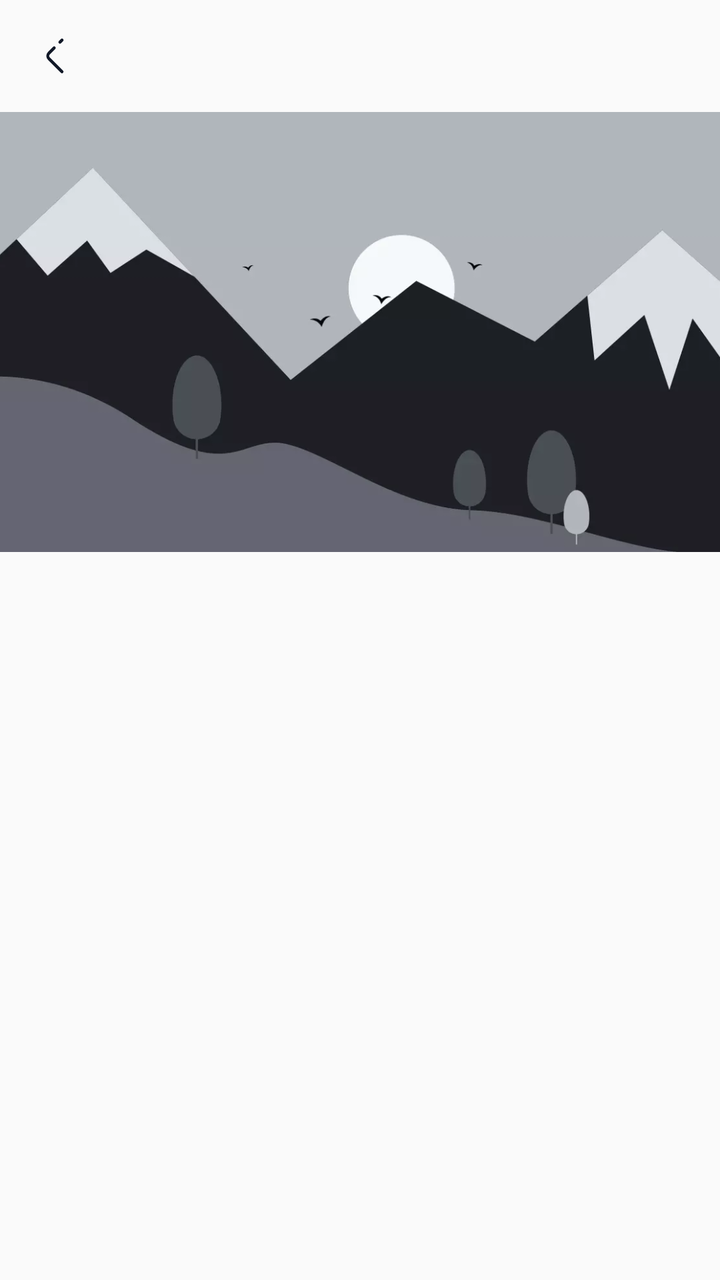
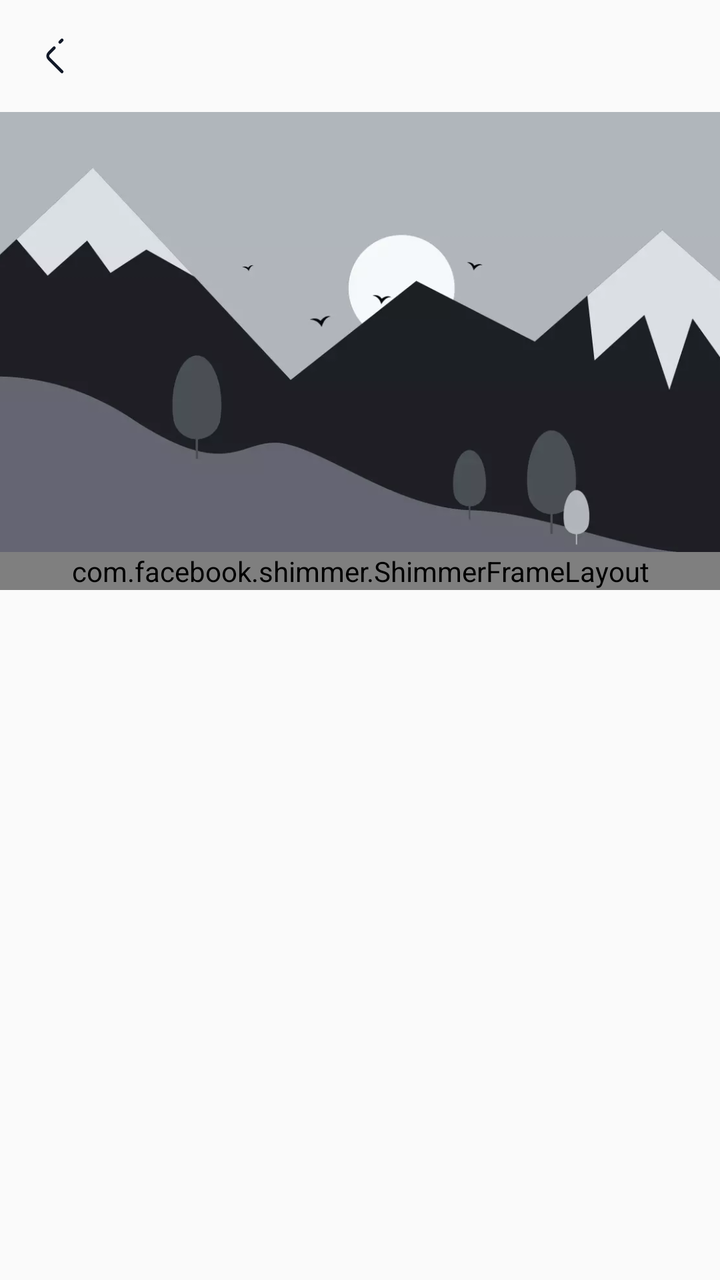

Two renders of the same Android screen: before a commit and after it. Below are the layout's source before the change and the commit's diff.
<!-- AndroidManifest.xml: application theme AppTheme -->
<!-- res/layout/activity_blog_post.xml -->
<?xml version="1.0" encoding="utf-8"?>
<RelativeLayout
    xmlns:android="http://schemas.android.com/apk/res/android"
    xmlns:app="http://schemas.android.com/apk/res-auto"
    android:layout_width="match_parent"
    android:layout_height="match_parent"
    android:fitsSystemWindows="true"
    android:background="?ns_bg">

    
    <com.google.android.material.appbar.MaterialToolbar
        android:id="@+id/toolbar"
        android:layout_width="match_parent"
        android:layout_height="?attr/actionBarSize"
        android:layout_alignParentTop="true"
        android:background="?ns_bg"
        android:elevation="0dp"
        app:navigationIcon="@drawable/ic_arrow_left"
        app:navigationIconTint="?ns_icon_color"
        app:titleTextColor="?ns_title" />

    
    <LinearLayout
        android:id="@+id/ll_adView"
        android:layout_width="match_parent"
        android:layout_height="wrap_content"
        android:layout_alignParentBottom="true"
        android:background="?ns_bg"
        android:orientation="vertical" />

    
    <androidx.core.widget.NestedScrollView
        android:id="@+id/nsv_blog"
        android:layout_width="match_parent"
        android:layout_height="match_parent"
        android:layout_below="@id/toolbar"
        android:layout_above="@id/ll_adView">

        <LinearLayout
            android:layout_width="match_parent"
            android:layout_height="wrap_content"
            android:orientation="vertical">

            
            <ImageView
                android:id="@+id/iv_blog_cover"
                android:layout_width="match_parent"
                android:layout_height="@dimen/_220sdp"
                android:scaleType="centerCrop"
                android:src="@drawable/material_design_default" />

            
            <ProgressBar
                android:id="@+id/pb_blog"
                android:layout_width="wrap_content"
                android:layout_height="wrap_content"
                android:layout_gravity="center_horizontal"
                android:layout_marginTop="@dimen/_40sdp"
                android:visibility="visible" />

            
            <LinearLayout
                android:id="@+id/ll_blog_content"
                android:layout_width="match_parent"
                android:layout_height="wrap_content"
                android:orientation="vertical"
                android:padding="@dimen/_16sdp"
                android:visibility="gone">

                
                <LinearLayout
                    android:layout_width="match_parent"
                    android:layout_height="wrap_content"
                    android:orientation="horizontal"
                    android:gravity="center_vertical"
                    android:layout_marginBottom="@dimen/_8sdp">

                    <TextView
                        android:id="@+id/tv_category"
                        android:layout_width="wrap_content"
                        android:layout_height="wrap_content"
                        android:background="@drawable/bg_category_pill"
                        android:paddingStart="@dimen/_10sdp"
                        android:paddingEnd="@dimen/_10sdp"
                        android:paddingTop="@dimen/_3sdp"
                        android:paddingBottom="@dimen/_3sdp"
                        android:text="Category"
                        android:textColor="@color/white"
                        android:textSize="@dimen/_10ssp"
                        android:textStyle="bold" />

                    <View
                        android:layout_width="0dp"
                        android:layout_height="0dp"
                        android:layout_weight="1" />

                    <TextView
                        android:id="@+id/tv_read_time"
                        android:layout_width="wrap_content"
                        android:layout_height="wrap_content"
                        android:text="3 min read"
                        android:textColor="?ns_title_sub"
                        android:textSize="@dimen/_10ssp" />
                </LinearLayout>

                
                <TextView
                    android:id="@+id/tv_title"
                    android:layout_width="match_parent"
                    android:layout_height="wrap_content"
                    android:text="Blog Title"
                    android:textColor="?ns_title"
                    android:textSize="@dimen/_18ssp"
                    android:textStyle="bold"
                    android:layout_marginBottom="@dimen/_8sdp" />

                
                <LinearLayout
                    android:layout_width="match_parent"
                    android:layout_height="wrap_content"
                    android:orientation="horizontal"
                    android:gravity="center_vertical"
                    android:layout_marginBottom="@dimen/_12sdp">

                    <TextView
                        android:id="@+id/tv_author"
                        android:layout_width="0dp"
                        android:layout_height="wrap_content"
                        android:layout_weight="1"
                        android:text="By Author"
                        android:textColor="?ns_title_sub"
                        android:textSize="@dimen/_11ssp" />

                    <TextView
                        android:id="@+id/tv_views"
                        android:layout_width="wrap_content"
                        android:layout_height="wrap_content"
                        android:text="0 views"
                        android:textColor="?ns_title_sub"
                        android:textSize="@dimen/_11ssp" />
                </LinearLayout>

                
                <android.webkit.WebView
                    android:id="@+id/wv_content"
                    android:layout_width="match_parent"
                    android:layout_height="wrap_content" />

                
                <com.google.android.material.chip.ChipGroup
                    android:id="@+id/cg_tags"
                    android:layout_width="match_parent"
                    android:layout_height="wrap_content"
                    android:layout_marginTop="@dimen/_12sdp"
                    app:chipSpacingHorizontal="@dimen/_4sdp" />

                
                <LinearLayout
                    android:layout_width="match_parent"
                    android:layout_height="wrap_content"
                    android:orientation="horizontal"
                    android:gravity="end"
                    android:layout_marginTop="@dimen/_16sdp"
                    android:layout_marginBottom="@dimen/_16sdp">

                    <com.google.android.material.button.MaterialButton
                        android:id="@+id/btn_save"
                        style="@style/Widget.MaterialComponents.Button.OutlinedButton"
                        android:layout_width="wrap_content"
                        android:layout_height="wrap_content"
                        android:layout_marginEnd="@dimen/_8sdp"
                        android:text="@string/save"
                        android:textSize="@dimen/_11ssp" />

                    <com.google.android.material.button.MaterialButton
                        android:id="@+id/btn_share"
                        android:layout_width="wrap_content"
                        android:layout_height="wrap_content"
                        android:text="@string/share"
                        android:textSize="@dimen/_11ssp" />
                </LinearLayout>

                
                <TextView
                    android:layout_width="match_parent"
                    android:layout_height="wrap_content"
                    android:text="@string/comments"
                    android:textColor="?ns_title"
                    android:textSize="@dimen/_14ssp"
                    android:textStyle="bold"
                    android:layout_marginBottom="@dimen/_8sdp" />

                
                <com.google.android.material.textfield.TextInputLayout
                    android:id="@+id/til_comment_name"
                    style="@style/Widget.MaterialComponents.TextInputLayout.OutlinedBox"
                    android:layout_width="match_parent"
                    android:layout_height="wrap_content"
                    android:hint="@string/your_name"
                    android:layout_marginBottom="@dimen/_6sdp">
                    <com.google.android.material.textfield.TextInputEditText
                        android:id="@+id/et_comment_name"
                        android:layout_width="match_parent"
                        android:layout_height="wrap_content"
                        android:inputType="textPersonName"
                        android:textSize="@dimen/_12ssp" />
                </com.google.android.material.textfield.TextInputLayout>

                
                <com.google.android.material.textfield.TextInputLayout
                    android:id="@+id/til_comment_body"
                    style="@style/Widget.MaterialComponents.TextInputLayout.OutlinedBox"
                    android:layout_width="match_parent"
                    android:layout_height="wrap_content"
                    android:hint="@string/write_comment"
                    android:layout_marginBottom="@dimen/_8sdp">
                    <com.google.android.material.textfield.TextInputEditText
                        android:id="@+id/et_comment_body"
                        android:layout_width="match_parent"
                        android:layout_height="wrap_content"
                        android:inputType="textMultiLine"
                        android:minLines="3"
                        android:textSize="@dimen/_12ssp" />
                </com.google.android.material.textfield.TextInputLayout>

                <com.google.android.material.button.MaterialButton
                    android:id="@+id/btn_submit_comment"
                    android:layout_width="match_parent"
                    android:layout_height="wrap_content"
                    android:text="@string/submit_comment"
                    android:layout_marginBottom="@dimen/_12sdp" />

                
                <ProgressBar
                    android:id="@+id/pb_comments"
                    android:layout_width="wrap_content"
                    android:layout_height="wrap_content"
                    android:layout_gravity="center_horizontal"
                    android:visibility="gone" />

                <androidx.recyclerview.widget.RecyclerView
                    android:id="@+id/rv_comments"
                    android:layout_width="match_parent"
                    android:layout_height="wrap_content"
                    android:nestedScrollingEnabled="false" />

                
                <TextView
                    android:id="@+id/tv_related_title"
                    android:layout_width="match_parent"
                    android:layout_height="wrap_content"
                    android:text="@string/related_posts"
                    android:textColor="?ns_title"
                    android:textSize="@dimen/_14ssp"
                    android:textStyle="bold"
                    android:layout_marginTop="@dimen/_16sdp"
                    android:layout_marginBottom="@dimen/_8sdp"
                    android:visibility="gone" />

                <androidx.recyclerview.widget.RecyclerView
                    android:id="@+id/rv_related"
                    android:layout_width="match_parent"
                    android:layout_height="wrap_content"
                    android:nestedScrollingEnabled="false"
                    android:layout_marginBottom="@dimen/_16sdp" />

            </LinearLayout>
        </LinearLayout>
    </androidx.core.widget.NestedScrollView>

</RelativeLayout>
<!-- resources referenced by this layout -->
<resources>
  <color name="white">#FFFFFFFF</color>
  <dimen name="_10sdp">10dp</dimen>
  <dimen name="_10ssp">10sp</dimen>
  <dimen name="_11ssp">11sp</dimen>
  <dimen name="_12sdp">12dp</dimen>
  <dimen name="_12ssp">12sp</dimen>
  <dimen name="_14ssp">14sp</dimen>
  <dimen name="_16sdp">16dp</dimen>
  <dimen name="_18ssp">18sp</dimen>
  <dimen name="_220sdp">220dp</dimen>
  <dimen name="_3sdp">3dp</dimen>
  <dimen name="_40sdp">40dp</dimen>
  <dimen name="_4sdp">4dp</dimen>
  <dimen name="_6sdp">6dp</dimen>
  <dimen name="_8sdp">8dp</dimen>
  <!-- drawable bg_category_pill (drawable) -->
  <?xml version="1.0" encoding="utf-8"?>
  <shape xmlns:android="http://schemas.android.com/apk/res/android"
      android:shape="rectangle">
      <solid android:color="@color/ns_classic_primary" />
      <corners android:radius="20dp" />
  </shape>
  <!-- drawable ic_arrow_left (drawable) -->
  <?xml version="1.0" encoding="utf-8"?>
  <vector xmlns:android="http://schemas.android.com/apk/res/android"
      android:width="@dimen/_24sdp"
      android:height="@dimen/_24sdp"
      android:viewportWidth="24"
      android:viewportHeight="24">
    <path
        android:pathData="M11.1,7.94L8.48,10.56C7.71,11.33 7.71,12.59 8.48,13.36L15,19.87"
        android:strokeLineJoin="round"
        android:strokeWidth="1.5"
        android:fillColor="#00000000"
        android:strokeColor="#292D32"
        android:strokeLineCap="round"/>
    <path
        android:pathData="M15,4.04L13.96,5.08"
        android:strokeLineJoin="round"
        android:strokeWidth="1.5"
        android:fillColor="#00000000"
        android:strokeColor="#292D32"
        android:strokeLineCap="round"/>
  </vector>
  <string name="comments">Comments</string>
  <string name="related_posts">Related Posts</string>
  <string name="save">Save</string>
  <string name="share">Share</string>
  <string name="submit_comment">Submit Comment</string>
  <string name="write_comment">Write a comment…</string>
  <string name="your_name">Your name</string>
  <color name="ns_classic_primary">#1565C0</color>
  <dimen name="_24sdp">24dp</dimen>
  <color name="ethio_red_dark">#0D47A1</color>
  <color name="ns_classic_bg">#FAFAFA</color>
  <color name="ns_classic_body_dark">#000000</color>
  <color name="ns_classic_primary_sub">#261565C0</color>
  <color name="ns_classic_bg_sub">#F0F4FA</color>
  <color name="ns_classic_title">#111827</color>
  <color name="ns_classic_title_sub">#6B7280</color>
  <color name="ns_classic_border">#1A1565C0</color>
  <!-- unchanged entries left out for length: 2 -->
</resources>

<!-- the commit's change to res/layout/activity_blog_post.xml (unified diff, before → after) -->
@@ -50,13 +50,16 @@
                 android:src="@drawable/material_design_default" />
 
             
-            <ProgressBar
-                android:id="@+id/pb_blog"
-                android:layout_width="wrap_content"
+            <com.facebook.shimmer.ShimmerFrameLayout
+                android:id="@+id/shimmer_blog_detail"
+                android:layout_width="match_parent"
                 android:layout_height="wrap_content"
-                android:layout_gravity="center_horizontal"
-                android:layout_marginTop="@dimen/_40sdp"
-                android:visibility="visible" />
+                app:shimmer_duration="1000"
+                app:shimmer_auto_start="true">
+
+                <include layout="@layout/skeleton_blog_detail" />
+
+            </com.facebook.shimmer.ShimmerFrameLayout>
 
             
             <LinearLayout
@@ -269,3 +272,128 @@
     </androidx.core.widget.NestedScrollView>
 
 </RelativeLayout>
+<!-- res/layout/skeleton_blog_detail.xml (included above) -->
+<?xml version="1.0" encoding="utf-8"?>
+<LinearLayout xmlns:android="http://schemas.android.com/apk/res/android"
+    android:layout_width="match_parent"
+    android:layout_height="wrap_content"
+    android:orientation="vertical">
+
+    
+    <View
+        android:layout_width="match_parent"
+        android:layout_height="@dimen/_220sdp"
+        android:background="@color/skeleton_bone" />
+
+    <LinearLayout
+        android:layout_width="match_parent"
+        android:layout_height="wrap_content"
+        android:orientation="vertical"
+        android:padding="@dimen/_16sdp">
+
+        
+        <LinearLayout
+            android:layout_width="match_parent"
+            android:layout_height="wrap_content"
+            android:orientation="horizontal"
+            android:gravity="center_vertical"
+            android:layout_marginBottom="@dimen/_8sdp">
+
+            <View
+                android:layout_width="@dimen/_80sdp"
+                android:layout_height="@dimen/_20sdp"
+                android:background="@drawable/skeleton_pill" />
+
+            <View
+                android:layout_width="0dp"
+                android:layout_height="0dp"
+                android:layout_weight="1" />
+
+            <View
+                android:layout_width="@dimen/_60sdp"
+                android:layout_height="@dimen/_12sdp"
+                android:background="@color/skeleton_bone" />
+        </LinearLayout>
+
+        
+        <View
+            android:layout_width="match_parent"
+            android:layout_height="@dimen/_18sdp"
+            android:layout_marginBottom="@dimen/_6sdp"
+            android:background="@color/skeleton_bone" />
+
+        
+        <View
+            android:layout_width="@dimen/_200sdp"
+            android:layout_height="@dimen/_18sdp"
+            android:layout_marginBottom="@dimen/_12sdp"
+            android:background="@color/skeleton_bone" />
+
+        
+        <LinearLayout
+            android:layout_width="match_parent"
+            android:layout_height="wrap_content"
+            android:orientation="horizontal"
+            android:layout_marginBottom="@dimen/_12sdp">
+
+            <View
+                android:layout_width="@dimen/_100sdp"
+                android:layout_height="@dimen/_12sdp"
+                android:background="@color/skeleton_bone" />
+
+            <View
+                android:layout_width="0dp"
+                android:layout_height="0dp"
+                android:layout_weight="1" />
+
+            <View
+                android:layout_width="@dimen/_60sdp"
+                android:layout_height="@dimen/_12sdp"
+                android:background="@color/skeleton_bone" />
+        </LinearLayout>
+
+        
+        <View
+            android:layout_width="match_parent"
+            android:layout_height="@dimen/_12sdp"
+            android:layout_marginBottom="@dimen/_8sdp"
+            android:background="@color/skeleton_bone" />
+
+        <View
+            android:layout_width="match_parent"
+            android:layout_height="@dimen/_12sdp"
+            android:layout_marginBottom="@dimen/_8sdp"
+            android:background="@color/skeleton_bone" />
+
+        <View
+            android:layout_width="@dimen/_235sdp"
+            android:layout_height="@dimen/_12sdp"
+            android:layout_marginBottom="@dimen/_8sdp"
+            android:background="@color/skeleton_bone" />
+
+        <View
+            android:layout_width="match_parent"
+            android:layout_height="@dimen/_12sdp"
+            android:layout_marginBottom="@dimen/_8sdp"
+            android:background="@color/skeleton_bone" />
+
+        <View
+            android:layout_width="@dimen/_220sdp"
+            android:layout_height="@dimen/_12sdp"
+            android:layout_marginBottom="@dimen/_8sdp"
+            android:background="@color/skeleton_bone" />
+
+        <View
+            android:layout_width="match_parent"
+            android:layout_height="@dimen/_12sdp"
+            android:layout_marginBottom="@dimen/_8sdp"
+            android:background="@color/skeleton_bone" />
+
+        <View
+            android:layout_width="@dimen/_170sdp"
+            android:layout_height="@dimen/_12sdp"
+            android:background="@color/skeleton_bone" />
+
+    </LinearLayout>
+
+</LinearLayout>
<!-- resource entries referenced after the edit -->
@@ -1,6 +1,8 @@
 <!-- resources referenced by this layout -->
 <resources>
+  <color name="skeleton_bone">#E0E0E0</color>
   <color name="white">#FFFFFFFF</color>
+  <dimen name="_100sdp">100dp</dimen>
   <dimen name="_10sdp">10dp</dimen>
   <dimen name="_10ssp">10sp</dimen>
   <dimen name="_11ssp">11sp</dimen>
@@ -8,12 +10,18 @@
   <dimen name="_12ssp">12sp</dimen>
   <dimen name="_14ssp">14sp</dimen>
   <dimen name="_16sdp">16dp</dimen>
+  <dimen name="_170sdp">170dp</dimen>
+  <dimen name="_18sdp">18dp</dimen>
   <dimen name="_18ssp">18sp</dimen>
+  <dimen name="_200sdp">200dp</dimen>
+  <dimen name="_20sdp">20dp</dimen>
   <dimen name="_220sdp">220dp</dimen>
+  <dimen name="_235sdp">235dp</dimen>
   <dimen name="_3sdp">3dp</dimen>
-  <dimen name="_40sdp">40dp</dimen>
   <dimen name="_4sdp">4dp</dimen>
+  <dimen name="_60sdp">60dp</dimen>
   <dimen name="_6sdp">6dp</dimen>
+  <dimen name="_80sdp">80dp</dimen>
   <dimen name="_8sdp">8dp</dimen>
   <!-- drawable bg_category_pill (drawable) -->
   <?xml version="1.0" encoding="utf-8"?>
@@ -44,6 +52,13 @@
         android:strokeColor="#292D32"
         android:strokeLineCap="round"/>
   </vector>
+  <!-- drawable skeleton_pill (drawable) -->
+  <?xml version="1.0" encoding="utf-8"?>
+  <shape xmlns:android="http://schemas.android.com/apk/res/android"
+      android:shape="rectangle">
+      <solid android:color="@color/skeleton_bone" />
+      <corners android:radius="8dp" />
+  </shape>
   <string name="comments">Comments</string>
   <string name="related_posts">Related Posts</string>
   <string name="save">Save</string>
